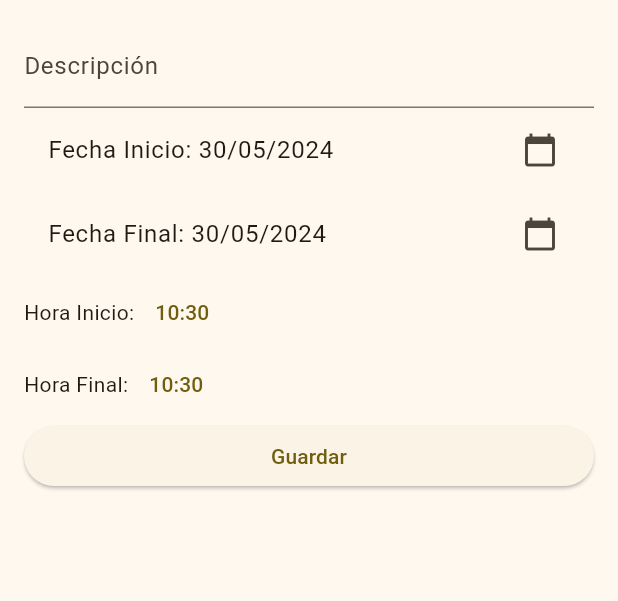
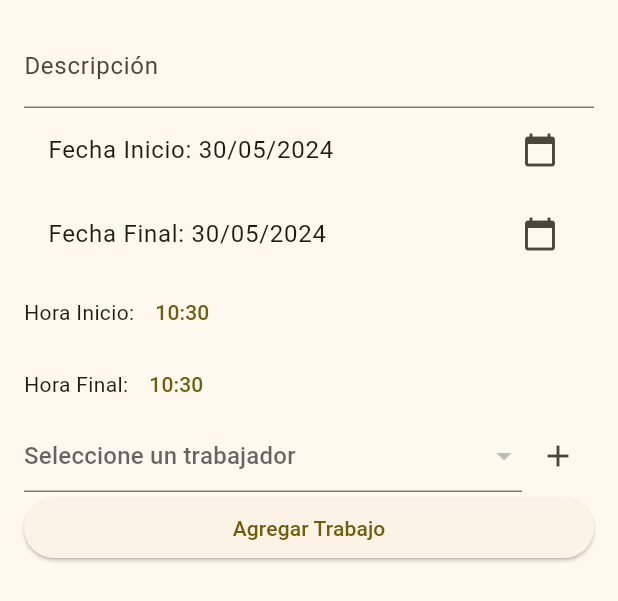
Before and after one commit to EMIsDev/ferret_erp, a Flutter app: the AgregarTrabajoPage widget shown alone on an empty page, opened directly, on a phone screen of 412 x 824 dp. Shown: the top 601 px of the screen. Run offline on Flutter 3.47's test engine with Material 3 defaults, Android fonts, the phone set to English and light mode, and no system bars; our stand-ins replace cloud_firestore, easy_sidemenu, firebase_core, flutter_modular; accounts and stored records are empty; generated files the repository leaves out were written again.

Commit message:
dropdown en agregar trabajo puesto

```diff
--- a/lib/features/empleados/components/empleado_dropdown_selector.dart
+++ b/lib/features/empleados/components/empleado_dropdown_selector.dart
@@ -8,16 +8,17 @@ class EmpleadoDropdownSelector extends StatelessWidget {
   });
 
   final List<Map<String, dynamic>> listaEmpleados;
-  final Function(String) refreshNotifier;
+  final Function(dynamic) refreshNotifier;
   @override
   Widget build(BuildContext context) {
-    return DropdownButtonFormField<String>(
+    return DropdownButtonFormField<Map<String, dynamic>>(
       hint: const Text('Seleccione un trabajador'),
       items: listaEmpleados
-          .map<DropdownMenuItem<String>>((empleado) => DropdownMenuItem<String>(
-                value: empleado['id'],
-                child: Text(empleado['nombre']),
-              ))
+          .map<DropdownMenuItem<Map<String, dynamic>>>(
+              (empleado) => DropdownMenuItem<Map<String, dynamic>>(
+                    value: empleado,
+                    child: Text(empleado['nombre']),
+                  ))
           .toList(),
       onChanged: (value) {
         refreshNotifier(value!);
--- a/lib/features/empleados/empleados_module.dart
+++ b/lib/features/empleados/empleados_module.dart
@@ -8,8 +8,8 @@ import 'package:flutter_modular/flutter_modular.dart';
 class EmpleadosModule extends Module {
   final List<ChildRoute> _moduleRoutes = [
     ChildRoute('/tablaTrabajos/:idTrabajador',
-        child: (context) =>
-            EmpleadoWorkTable(trabajador: Modular.args.params['idTrabajador'])),
+        child: (context) => EmpleadoWorkTable(
+            trabajadorId: Modular.args.params['idTrabajador'])),
     ChildRoute('/info/:idTrabajador',
         child: (context) =>
             EmpleadoInfoCard(trabajador: Modular.args.params['idTrabajador'])),
--- a/lib/features/empleados/pages/agregar_trabajo_page.dart
+++ b/lib/features/empleados/pages/agregar_trabajo_page.dart
@@ -1,3 +1,5 @@
+import 'package:ferret_erp/features/empleados/components/empleado_dropdown_selector.dart';
+import 'package:ferret_erp/features/empleados/empleados_page.dart';
 import 'package:flutter/material.dart';
 import 'package:intl/intl.dart';
 
@@ -15,9 +17,18 @@ class _AgregarTrabajoPageState extends State<AgregarTrabajoPage> {
   DateTime _horaInicio = DateTime.now(); // Initial time for work start
   DateTime _horaFinal =
       DateTime.now(); // Initial time for work endtial end date
+  ValueNotifier<bool> _notifier = ValueNotifier(false);
+  Map<String, dynamic> selectedTrabajador = {};
+  List<Map<String, dynamic>> _listaEmpleados = [];
 
   @override
   Widget build(BuildContext context) {
+    return FutureBuilder(
+        future: empleadosController.getEmpleadosIdAndName(),
+        builder: (context, snapshot) {
+          if (snapshot.connectionState == ConnectionState.done) {
+            _listaEmpleados = snapshot.data!;
+
             return Form(
               key: _formKey,
               child: ListView(
@@ -41,7 +52,8 @@ class _AgregarTrabajoPageState extends State<AgregarTrabajoPage> {
                       final selectedDate = await showDatePicker(
                         context: context,
                         initialDate: _selectedDateInicio,
-                firstDate: DateTime.now().subtract(const Duration(days: 365)),
+                        firstDate:
+                            DateTime.now().subtract(const Duration(days: 365)),
                         lastDate: DateTime.now(),
                         initialEntryMode: DatePickerEntryMode.input,
                       );
@@ -60,7 +72,8 @@ class _AgregarTrabajoPageState extends State<AgregarTrabajoPage> {
                       final selectedDate = await showDatePicker(
                         context: context,
                         initialDate: _selectedDateInicio,
-                firstDate: DateTime.now().subtract(const Duration(days: 365)),
+                        firstDate:
+                            DateTime.now().subtract(const Duration(days: 365)),
                         lastDate: DateTime.now(),
                         initialEntryMode: DatePickerEntryMode.input,
                       );
@@ -123,8 +136,24 @@ class _AgregarTrabajoPageState extends State<AgregarTrabajoPage> {
                       ),
                     ],
                   ),
+                  Row(
+                    children: [
+                      Expanded(
+                        child: EmpleadoDropdownSelector(
+                          listaEmpleados: _listaEmpleados,
+                          refreshNotifier: refreshNotifier,
+                        ),
+                      ),
+                      IconButton(
+                        icon: const Icon(Icons.add),
+                        onPressed: () {
+                          _listaEmpleados.add(selectedTrabajador);
+                        },
+                      ),
+                    ],
+                  ),
                   ElevatedButton(
-            child: const Text('Guardar'),
+                    child: const Text('Agregar Trabajo'),
                     onPressed: () {
                       if (_formKey.currentState!.validate()) {
                         // Calculate total hours using _horaFinal.difference(_horaInicio)
@@ -136,5 +165,19 @@ class _AgregarTrabajoPageState extends State<AgregarTrabajoPage> {
                 ],
               ),
             );
+          } else {
+            return SizedBox(
+              height: MediaQuery.of(context).size.height / 1.3,
+              child: const Center(
+                child: CircularProgressIndicator(),
+              ),
+            );
+          }
+        });
+  }
+
+  void refreshNotifier(dynamic objTrabajador) {
+    selectedTrabajador = objTrabajador;
+    _notifier.value = !_notifier.value;
   }
 }
```
Also changed, not shown: lib/features/empleados/components/empleado_work_table.dart (+4 -4 lines), lib/features/empleados/pages/historial_trabajo_page.dart (+4 -3 lines). Lines whose indentation alone changed are shown as unchanged.
